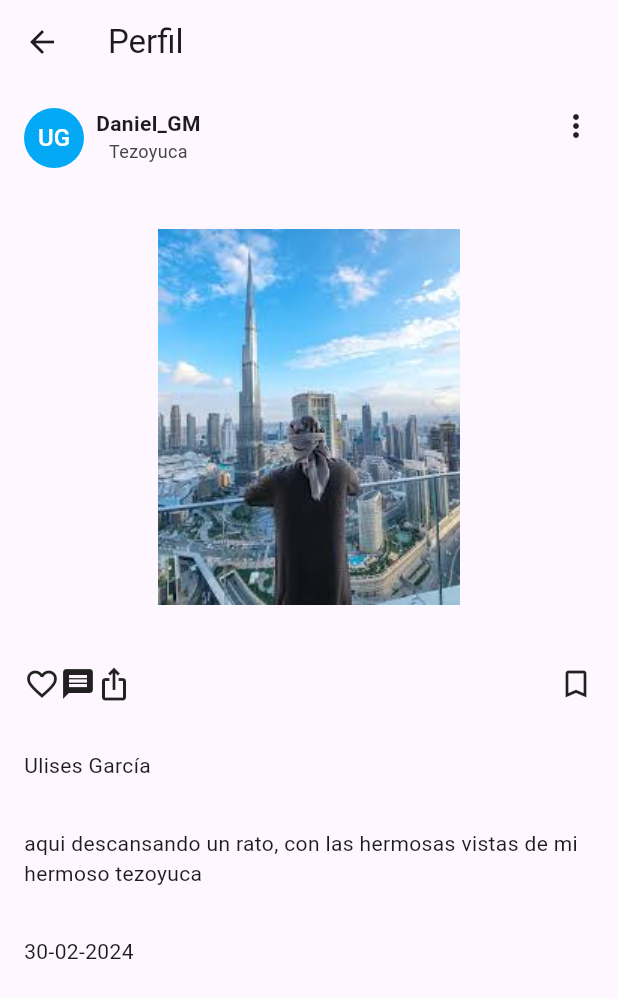
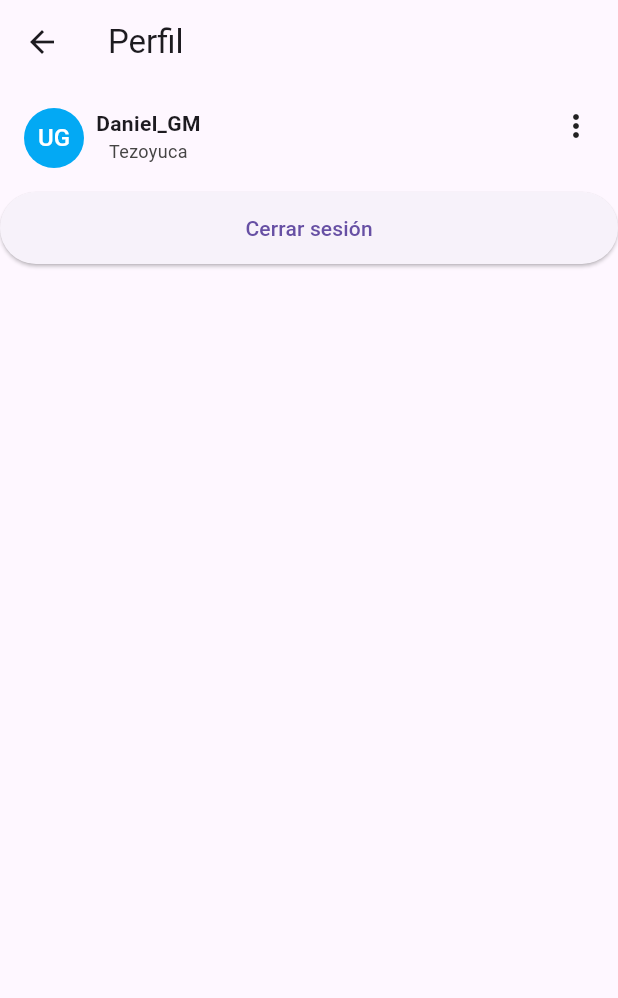
Before and after one commit to UliGarci/practica2_flutter, a Flutter app: the profile screen opened by its route, on a phone screen of 412 x 824 dp. Shown: the top 998 px of the screen. Run offline on Flutter 3.47's test engine with Material 3 defaults, Android fonts, the phone set to English and light mode, and no system bars; our stand-ins replace firebase_auth, firebase_core; accounts and stored records are empty.

Commit message:
Add. firebase auth

```diff
--- a/lib/navigation/profile.dart
+++ b/lib/navigation/profile.dart
@@ -1,3 +1,4 @@
+import 'package:firebase_auth/firebase_auth.dart';
 import 'package:flutter/material.dart';
 
 class profile extends StatelessWidget {
@@ -9,8 +10,8 @@ class profile extends StatelessWidget {
       appBar: AppBar(
         title: const Text('Perfil'),
       ),
-      body: SingleChildScrollView(
-        child: Column(
+      //body: SingleChildScrollView(
+      body: Column(
         crossAxisAlignment: CrossAxisAlignment.start,
         children:[
           const Padding(
@@ -35,33 +36,11 @@ class profile extends StatelessWidget {
               ],
             ),
           ),
-            Image.asset('assets/dubai.jpeg',width: double.infinity,height: 300,),
-            const Padding(
-              padding: EdgeInsets.all(16.0),
-              child: Row(
-                children: [
-                  Icon(Icons.favorite_border),
-                  Icon(Icons.message),
-                  Icon(Icons.ios_share),
-                  Spacer(),
-                  Icon(Icons.bookmark_border)
+          SizedBox(
+              width: double.infinity,
+              height: 48,
+              child: ElevatedButton(onPressed:()async=>await FirebaseAuth.instance.signOut(), child: const Text('Cerrar sesión')),)
         ],
-              ),
-            ),
-            const Padding(
-              padding: EdgeInsets.all(16.0),
-              child: Text('Ulises García'),
-            ),
-            const Padding(
-              padding: EdgeInsets.all(16.0),
-              child: Text('aqui descansando un rato, con las hermosas vistas de mi hermoso tezoyuca'),
-            ),
-            const Padding(
-              padding: EdgeInsets.all(16.0),
-              child: Text('30-02-2024'),
-            )
-          ],
-        ),
       ),
     );
   }
--- a/pubspec.yaml
+++ b/pubspec.yaml
@@ -9,6 +9,8 @@ environment:
 dependencies:
   flutter:
     sdk: flutter
+  firebase_core: 1.24.0
+  firebase_auth: 3.3.3
 
 dev_dependencies:
   flutter_test:
```
Also changed, not shown: lib/main.dart (+8 -1 lines), lib/modules/auth/screens/login.dart (+22 -3 lines), lib/widgets/splash_screen.dart (+7 -3 lines), firebase.json (added), lib/firebase_options.dart (added), pubspec.lock, 16 other files. Lines whose indentation alone changed are shown as unchanged.
